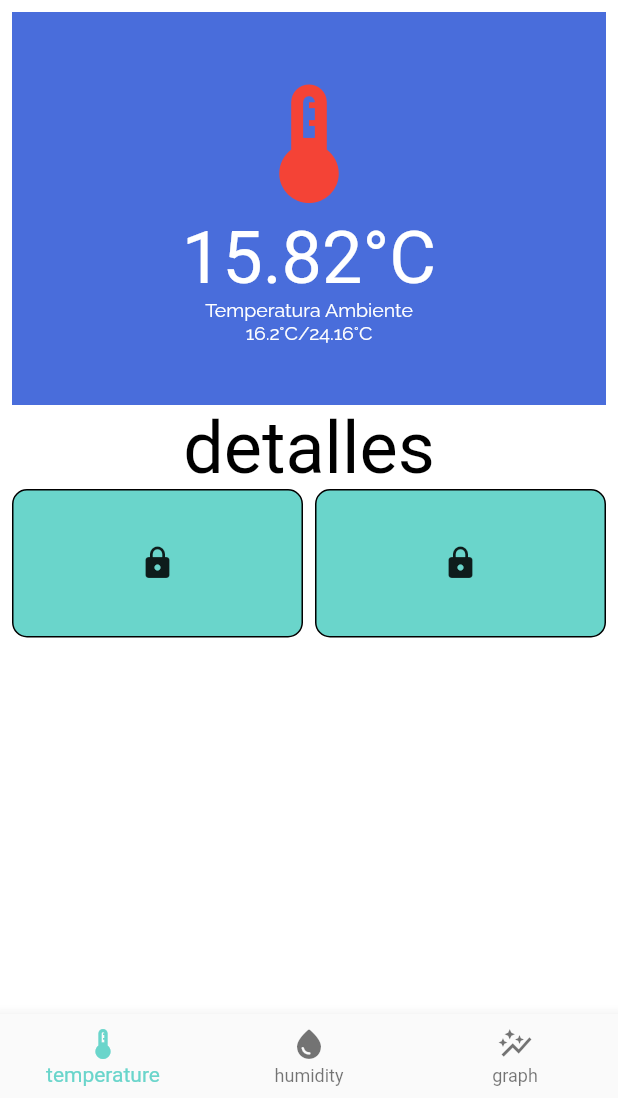
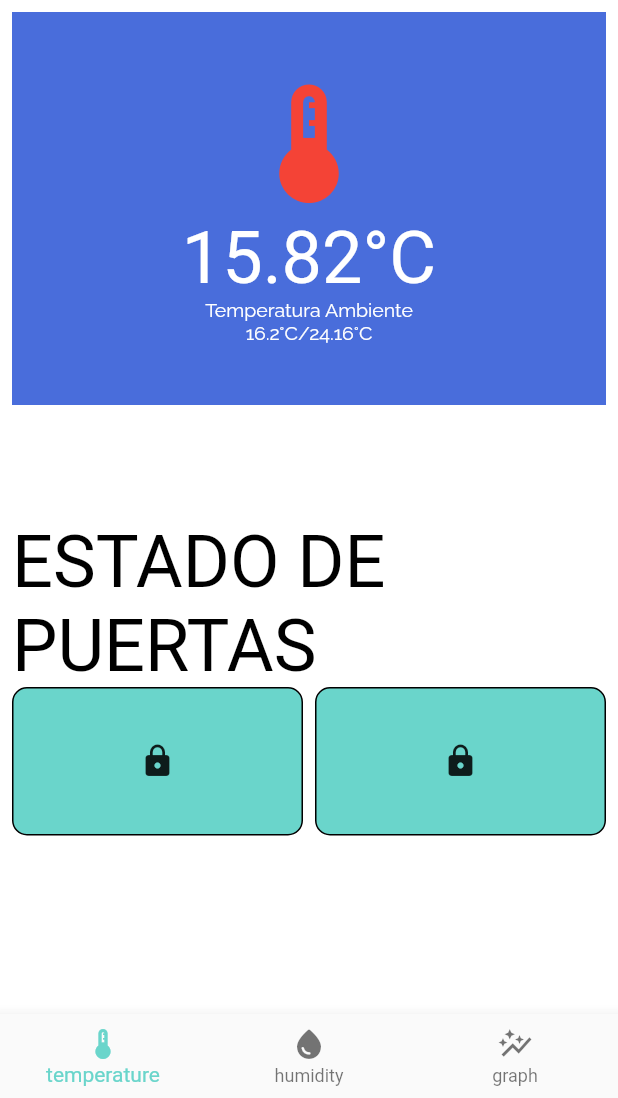
Before and after one commit to elmiliano/SB-129, a Flutter app: the screen it shows after launch, on a phone screen of 412 x 824 dp, the part 138-1236 px from its top. Run offline on Flutter 3.47's test engine with Material 2 defaults, Android fonts, the phone set to English and light mode, and no system bars; our stand-ins replace google_fonts; Roboto replaces fonts that are missing (Staatliches).

Commit message:
temp_screen details

```diff
--- a/sb129/lib/screens/temp_screen.dart
+++ b/sb129/lib/screens/temp_screen.dart
@@ -40,8 +40,9 @@ class TempScreen extends StatelessWidget {
                 ],
               ),
             ),
+            SizedBox(height: 76,),
             Text(
-              "detalles",
+              "ESTADO DE PUERTAS",
               style: GoogleFonts.staatliches(fontSize: 48, color: Colors.black),
             ),
             Row(
```
